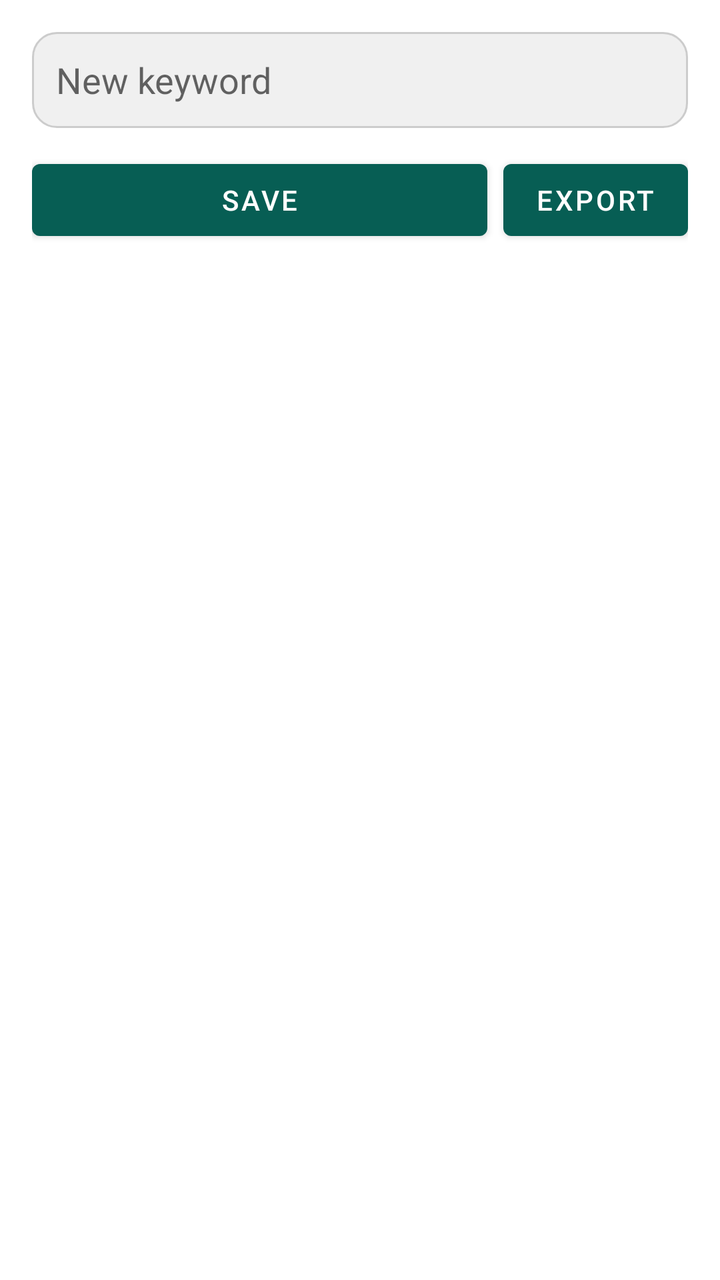
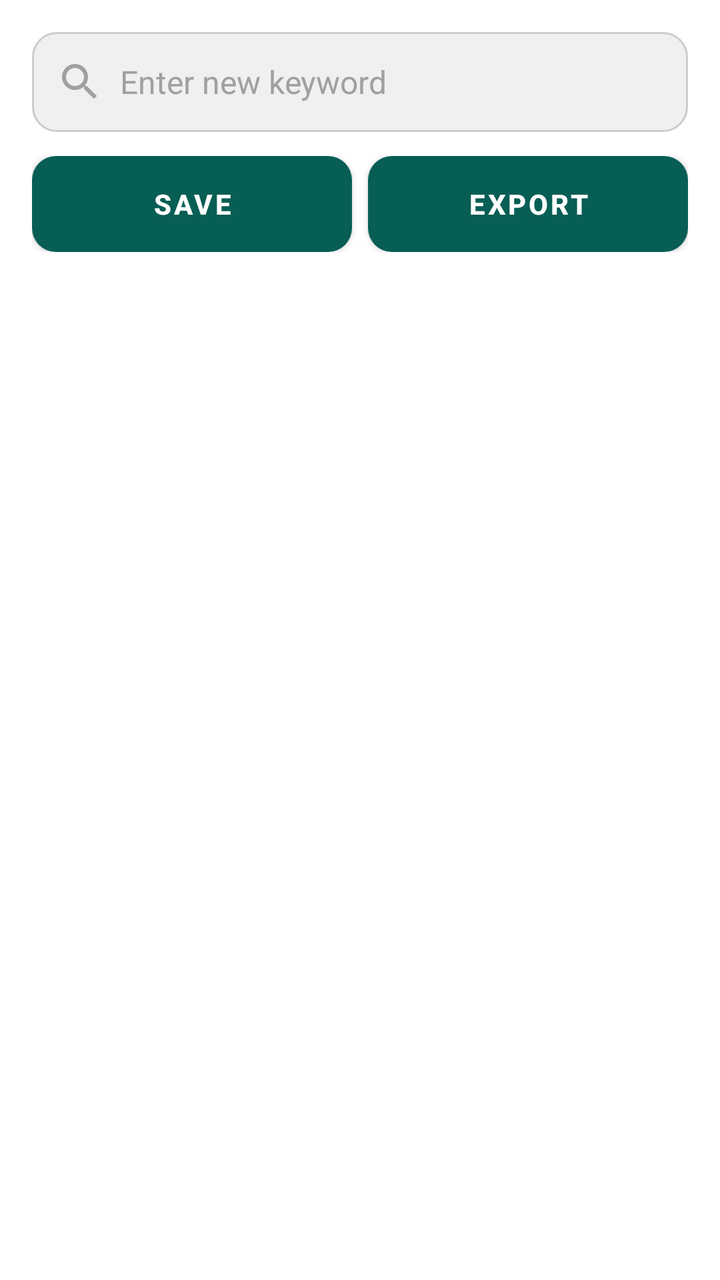

Two renders of the same Android screen: before a commit and after it. Below are the layout's source before the change and the commit's diff.
<!-- AndroidManifest.xml: application theme Theme.WhatsDownloadPlus -->
<!-- res/layout/sheet_add_keyword.xml -->
<?xml version="1.0" encoding="utf-8"?>
<LinearLayout xmlns:android="http://schemas.android.com/apk/res/android"
    android:orientation="vertical" android:padding="16dp"
    android:layout_width="match_parent" android:layout_height="wrap_content">

    <EditText
        android:id="@+id/inputKeyword"
        android:layout_width="match_parent"
        android:layout_height="48dp"
        android:hint="New keyword"
        android:inputType="text"
        android:background="@drawable/bg_whatsapp_edittext"
        android:padding="12dp"/>

    <LinearLayout
        android:layout_width="match_parent"
        android:layout_height="wrap_content"
        android:orientation="horizontal"
        android:layout_marginTop="12dp">

        <Button
            android:id="@+id/btnSaveKeyword"
            android:layout_width="0dp"
            android:layout_weight="1"
            android:layout_height="48dp"
            android:text="Save" />

        <View
            android:layout_width="8dp"
            android:layout_height="1dp"/>

        <Button
            android:id="@+id/btnExport"
            android:layout_width="wrap_content"
            android:layout_height="48dp"
            android:text="Export" />
    </LinearLayout>

    <View
        android:layout_width="match_parent"
        android:layout_height="12dp"/>

    <androidx.recyclerview.widget.RecyclerView
        android:id="@+id/sheetRecyclerKeywords"
        android:layout_width="match_parent"
        android:layout_height="200dp"/>
</LinearLayout>
<!-- resources referenced by this layout -->
<resources>
  <!-- drawable bg_whatsapp_edittext (drawable) -->
  <?xml version="1.0" encoding="utf-8"?>
  <shape xmlns:android="http://schemas.android.com/apk/res/android"
      android:shape="rectangle">
      <solid android:color="#F0F0F0"/>
      <corners android:radius="12dp"/>
      <stroke
          android:width="1dp"
          android:color="#CCCCCC"/>
  </shape>
  <style name="Theme.WhatsDownloadPlus" parent="Theme.MaterialComponents.DayNight.NoActionBar">
          
          <item name="colorPrimary">@color/whatsapp_green</item>
          <item name="colorPrimaryVariant">@color/whatsapp_dark_green</item>
          <item name="colorOnPrimary">@android:color/white</item>
  
          
          <item name="colorSecondary">@color/teal_200</item>
          <item name="colorSecondaryVariant">@color/teal_700</item>
          <item name="colorOnSecondary">@android:color/white</item>
  
          
          <item name="android:windowBackground">@color/white</item>
          <item name="android:navigationBarColor">@color/whatsapp_green</item>
          <item name="android:statusBarColor">@color/whatsapp_dark_green</item>
  
          
          <item name="android:textColor">@android:color/black</item>
          <item name="android:colorBackground">@color/white</item>
      </style>
  <color name="whatsapp_green">#075E54</color>
  <color name="whatsapp_dark_green">#054C44</color>
  <color name="teal_200">#FF03DAC5</color>
  <color name="teal_700">#FF018786</color>
  <color name="white">#FFFFFFFF</color>
</resources>

<!-- the commit's change to res/layout/sheet_add_keyword.xml (unified diff, before → after) -->
@@ -1,17 +1,29 @@
 <?xml version="1.0" encoding="utf-8"?>
-<LinearLayout xmlns:android="http://schemas.android.com/apk/res/android"
-    android:orientation="vertical" android:padding="16dp"
-    android:layout_width="match_parent" android:layout_height="wrap_content">
+<LinearLayout
+    xmlns:android="http://schemas.android.com/apk/res/android"
+    android:orientation="vertical"
+    android:padding="16dp"
+    android:layout_width="match_parent"
+    android:layout_height="wrap_content"
+    android:background="@color/white">
 
+    
     <EditText
         android:id="@+id/inputKeyword"
         android:layout_width="match_parent"
-        android:layout_height="48dp"
-        android:hint="New keyword"
-        android:inputType="text"
+        android:layout_height="50dp"
+        android:hint="Enter new keyword"
+        android:padding="12dp"
         android:background="@drawable/bg_whatsapp_edittext"
-        android:padding="12dp"/>
+        android:textColor="@android:color/black"
+        android:textColorHint="#A0A0A0"
+        android:textSize="16sp"
+        android:drawableStart="@drawable/ic_search"
+        android:drawablePadding="8dp"
+        android:imeOptions="actionDone"
+        android:inputType="text"/>
 
+    
     <LinearLayout
         android:layout_width="match_parent"
         android:layout_height="wrap_content"
@@ -23,7 +35,10 @@
             android:layout_width="0dp"
             android:layout_weight="1"
             android:layout_height="48dp"
-            android:text="Save" />
+            android:text="Save"
+            android:textColor="@android:color/white"
+            android:background="@drawable/bg_whatsapp_button"
+            android:textStyle="bold"/>
 
         <View
             android:layout_width="8dp"
@@ -31,17 +46,26 @@
 
         <Button
             android:id="@+id/btnExport"
-            android:layout_width="wrap_content"
+            android:layout_width="0dp"
+            android:layout_weight="1"
             android:layout_height="48dp"
-            android:text="Export" />
+            android:text="Export"
+            android:textColor="@android:color/white"
+            android:background="@drawable/bg_whatsapp_button_secondary"
+            android:textStyle="bold"/>
     </LinearLayout>
 
+    
     <View
         android:layout_width="match_parent"
         android:layout_height="12dp"/>
 
+    
     <androidx.recyclerview.widget.RecyclerView
         android:id="@+id/sheetRecyclerKeywords"
         android:layout_width="match_parent"
-        android:layout_height="200dp"/>
+        android:layout_height="200dp"
+        android:clipToPadding="false"
+        android:padding="4dp"
+        android:scrollbars="vertical"/>
 </LinearLayout>
<!-- resource entries referenced after the edit -->
@@ -10,6 +10,28 @@
           android:width="1dp"
           android:color="#CCCCCC"/>
   </shape>
+  <!-- drawable ic_search (drawable) -->
+  <vector xmlns:android="http://schemas.android.com/apk/res/android"
+      android:width="24dp"
+      android:height="24dp"
+      android:viewportWidth="24"
+      android:viewportHeight="24">
+  
+      <path
+          android:fillColor="#A0A0A0"
+          android:pathData="M15.5,14h-0.79l-0.28,-0.27
+              C15.41,12.59 16,11.11 16,9.5
+              16,5.91 13.09,3 9.5,3
+              5.91,3 3,5.91 3,9.5
+              3,13.09 5.91,16 9.5,16
+              c1.61,0 3.09,-0.59 4.23,-1.57
+              l0.27,0.28v0.79l5,4.99
+              L20.49,19l-4.99,-5zM9.5,14
+              c-2.48,0 -4.5,-2.02 -4.5,-4.5
+              0,-2.48 2.02,-4.5 4.5,-4.5
+              2.48,0 4.5,2.02 4.5,4.5
+              0,2.48 -2.02,4.5 -4.5,4.5z"/>
+  </vector>
   <style name="Theme.WhatsDownloadPlus" parent="Theme.MaterialComponents.DayNight.NoActionBar">
           
           <item name="colorPrimary">@color/whatsapp_green</item>
@@ -35,5 +57,15 @@
   <color name="teal_200">#FF03DAC5</color>
   <color name="teal_700">#FF018786</color>
   <color name="white">#FFFFFFFF</color>
+  <!-- drawable bg_whatsapp_button (drawable) -->
+  <shape xmlns:android="http://schemas.android.com/apk/res/android" android:shape="rectangle">
+      <solid android:color="#25D366"/>
+      <corners android:radius="12dp"/>
+  </shape>
+  <!-- drawable bg_whatsapp_button_secondary (drawable) -->
+  <shape xmlns:android="http://schemas.android.com/apk/res/android" android:shape="rectangle">
+      <solid android:color="#128C7E"/>
+      <corners android:radius="12dp"/>
+  </shape>
 </resources>
 
